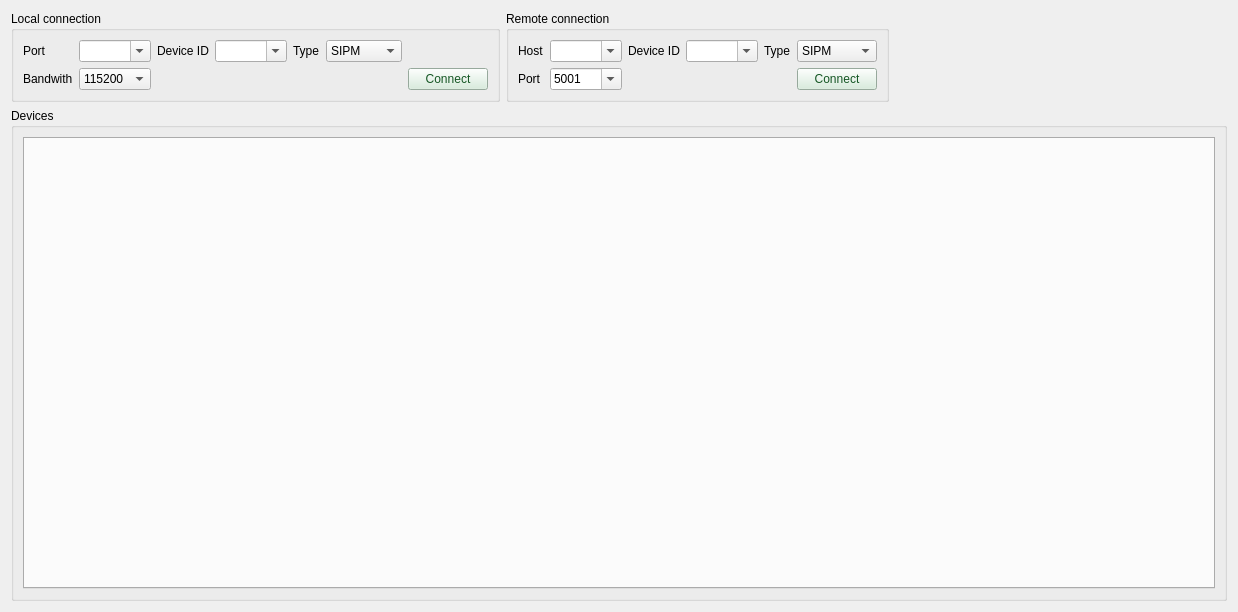
nucliflare/nlab-modbus, file src/nlab_modbus/gui/view/main_window.ui: the form before one commit.
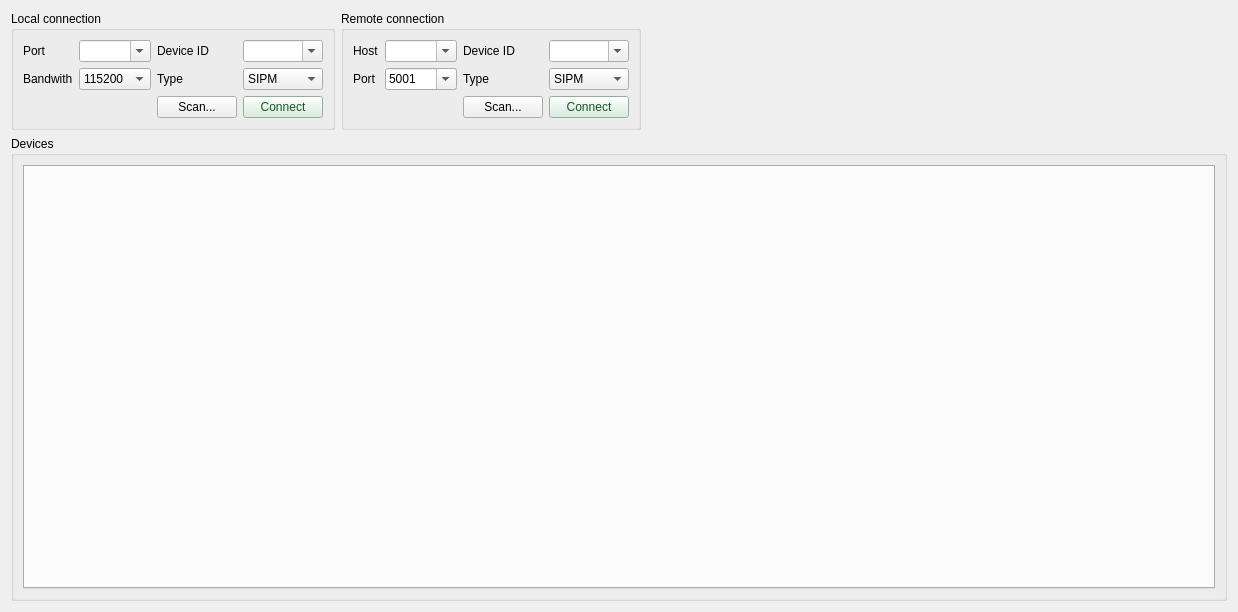
The form after the commit.

Commit message: added scan button to local and remote sections

```diff
--- a/src/nlab_modbus/gui/view/main_window.ui
+++ b/src/nlab_modbus/gui/view/main_window.ui
@@ -35,6 +35,13 @@
           </property>
          </widget>
         </item>
+        <item row="0" column="1">
+         <widget class="QComboBox" name="port_select">
+          <property name="editable">
+           <bool>true</bool>
+          </property>
+         </widget>
+        </item>
         <item row="0" column="2">
          <widget class="QLabel" name="label_5">
           <property name="text">
@@ -42,10 +49,17 @@
           </property>
          </widget>
         </item>
-        <item row="0" column="4">
-         <widget class="QLabel" name="label_type_local">
+        <item row="0" column="3">
+         <widget class="QComboBox" name="local_id_select">
+          <property name="editable">
+           <bool>true</bool>
+          </property>
+         </widget>
+        </item>
+        <item row="1" column="0">
+         <widget class="QLabel" name="label_2">
           <property name="text">
-           <string>Type</string>
+           <string>Bandwith</string>
           </property>
          </widget>
         </item>
@@ -78,38 +92,14 @@
           </item>
          </widget>
         </item>
-        <item row="1" column="0">
-         <widget class="QLabel" name="label_2">
+        <item row="1" column="2">
+         <widget class="QLabel" name="label_type_local">
           <property name="text">
-           <string>Bandwith</string>
+           <string>Type</string>
           </property>
          </widget>
         </item>
-        <item row="0" column="1">
-         <widget class="QComboBox" name="port_select">
-          <property name="editable">
-           <bool>true</bool>
-          </property>
-         </widget>
-        </item>
-        <item row="1" column="6">
-         <widget class="QPushButton" name="local_btn">
-          <property name="text">
-           <string>Connect</string>
-          </property>
-          <property name="styleSheet">
-           <string>background-color: #d4edda; color: #155724;</string>
-          </property>
-         </widget>
-        </item>
-        <item row="0" column="3">
-         <widget class="QComboBox" name="local_id_select">
-          <property name="editable">
-           <bool>true</bool>
-          </property>
-         </widget>
-        </item>
-        <item row="0" column="5">
+        <item row="1" column="3">
          <widget class="QComboBox" name="local_type_select">
           <item>
            <property name="text">
@@ -128,6 +118,23 @@
           </item>
          </widget>
         </item>
+        <item row="2" column="2">
+         <widget class="QPushButton" name="scan_local_btn">
+          <property name="text">
+           <string>Scan...</string>
+          </property>
+         </widget>
+        </item>
+        <item row="2" column="3">
+         <widget class="QPushButton" name="local_btn">
+          <property name="text">
+           <string>Connect</string>
+          </property>
+          <property name="styleSheet">
+           <string>background-color: #d4edda; color: #155724;</string>
+          </property>
+         </widget>
+        </item>
        </layout>
       </widget>
      </item>
@@ -143,13 +150,6 @@
         <string>Remote connection</string>
        </property>
        <layout class="QGridLayout" name="gridLayout_2">
-        <item row="0" column="2">
-         <widget class="QLabel" name="label_8">
-          <property name="text">
-           <string>Device ID</string>
-          </property>
-         </widget>
-        </item>
         <item row="0" column="0">
          <widget class="QLabel" name="label_6">
           <property name="text">
@@ -157,6 +157,20 @@
           </property>
          </widget>
         </item>
+        <item row="0" column="1">
+         <widget class="QComboBox" name="host_select">
+          <property name="editable">
+           <bool>true</bool>
+          </property>
+         </widget>
+        </item>
+        <item row="0" column="2">
+         <widget class="QLabel" name="label_8">
+          <property name="text">
+           <string>Device ID</string>
+          </property>
+         </widget>
+        </item>
         <item row="0" column="3">
          <widget class="QComboBox" name="remote_id_select">
           <property name="editable">
@@ -164,32 +178,6 @@
           </property>
          </widget>
         </item>
-        <item row="0" column="4">
-         <widget class="QLabel" name="label_type_remote">
-          <property name="text">
-           <string>Type</string>
-          </property>
-         </widget>
-        </item>
-        <item row="0" column="5">
-         <widget class="QComboBox" name="remote_type_select">
-          <item>
-           <property name="text">
-            <string>SIPM</string>
-           </property>
-          </item>
-          <item>
-           <property name="text">
-            <string>GEIGER</string>
-           </property>
-          </item>
-          <item>
-           <property name="text">
-            <string>PSU</string>
-           </property>
-          </item>
-         </widget>
-        </item>
         <item row="1" column="0">
          <widget class="QLabel" name="label_7">
           <property name="text">
@@ -197,23 +185,6 @@
           </property>
          </widget>
         </item>
-        <item row="1" column="5">
-         <widget class="QPushButton" name="remote_btn">
-          <property name="text">
-           <string>Connect</string>
-          </property>
-          <property name="styleSheet">
-           <string>background-color: #d4edda; color: #155724;</string>
-          </property>
-         </widget>
-        </item>
-        <item row="0" column="1">
-         <widget class="QComboBox" name="host_select">
-          <property name="editable">
-           <bool>true</bool>
-          </property>
-         </widget>
-        </item>
         <item row="1" column="1">
          <widget class="QComboBox" name="remote_port_select">
           <property name="editable">
@@ -231,6 +202,49 @@
           </item>
          </widget>
         </item>
+        <item row="1" column="2">
+         <widget class="QLabel" name="label_type_remote">
+          <property name="text">
+           <string>Type</string>
+          </property>
+         </widget>
+        </item>
+        <item row="1" column="3">
+         <widget class="QComboBox" name="remote_type_select">
+          <item>
+           <property name="text">
+            <string>SIPM</string>
+           </property>
+          </item>
+          <item>
+           <property name="text">
+            <string>GEIGER</string>
+           </property>
+          </item>
+          <item>
+           <property name="text">
+            <string>PSU</string>
+           </property>
+          </item>
+         </widget>
+        </item>
+        <item row="2" column="2">
+         <widget class="QPushButton" name="scan_remote_btn">
+          <property name="text">
+           <string>Scan...</string>
+          </property>
+         </widget>
+        </item>
+        <item row="2" column="3">
+         <widget class="QPushButton" name="remote_btn">
+          <property name="text">
+           <string>Connect</string>
+          </property>
+          <property name="styleSheet">
+           <string>background-color: #d4edda; color: #155724;</string>
+          </property>
+         </widget>
+        </item>
        </layout>
       </widget>
      </item>
```
The commit also changes 2 other files.
